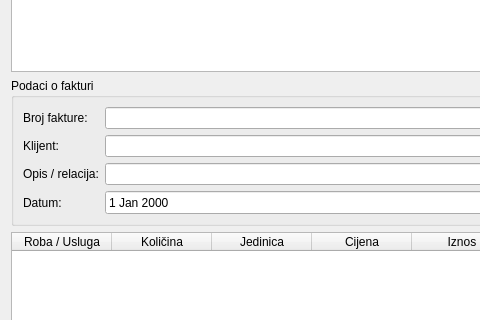
Old version of the form ui/history_window.ui in the repository tvle-exe/fakture_app; both pictures show x 0 to 480 and y 156 to 476 of the 900 by 700 pixel window.
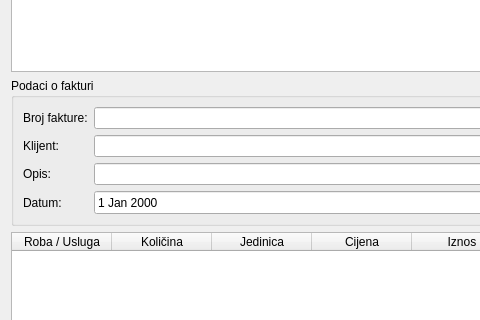
New version of the form.

```diff
--- a/ui/history_window.ui
+++ b/ui/history_window.ui
@@ -79,7 +79,7 @@
       <item row="2" column="0">
        <widget class="QLabel" name="descriptionLabel">
         <property name="text">
-         <string>Opis / relacija:</string>
+         <string>Opis:</string>
         </property>
        </widget>
       </item>
```
